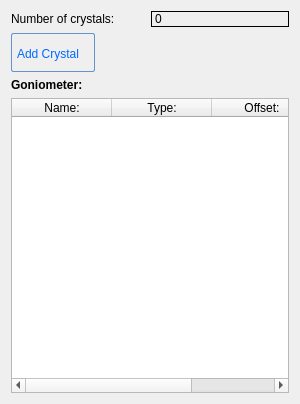
k61n/openhkl, file apps/NSXQt/ui/Tree/SamplePropertyWidget.ui: the form before one commit.
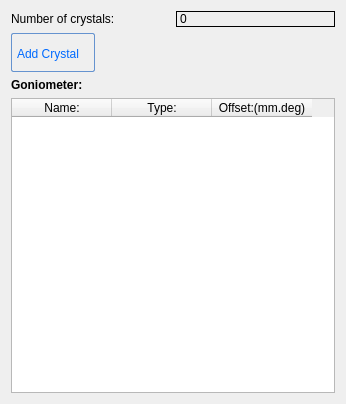
The form after the commit.

Commit message: Possibility to offset Sample or Detector through the PropertyWidget interface. Fix bug in UnitCellProperty, not updating unitcell parameters after refinement.

```diff
--- a/apps/NSXQt/ui/Tree/SamplePropertyWidget.ui
+++ b/apps/NSXQt/ui/Tree/SamplePropertyWidget.ui
@@ -6,7 +6,7 @@
    <rect>
     <x>0</x>
     <y>0</y>
-    <width>300</width>
+    <width>346</width>
     <height>404</height>
    </rect>
   </property>
@@ -103,7 +103,7 @@
      </column>
      <column>
       <property name="text">
-       <string>Offset:</string>
+       <string>Offset:(mm.deg)</string>
       </property>
      </column>
     </widget>
```
The commit also changes 6 other files.
